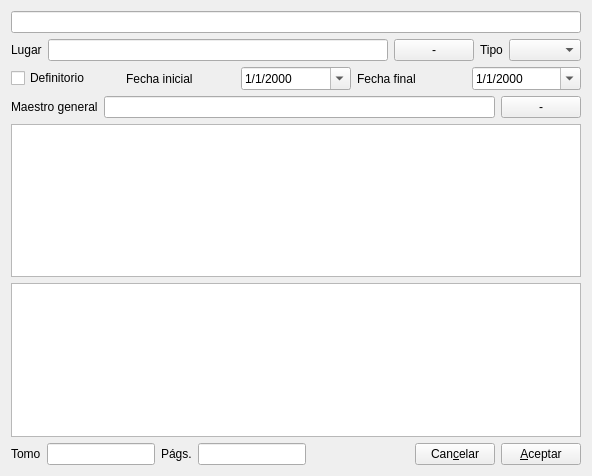
Before: the Qt Designer form gui/dlgnuevocapitulo.ui in rogorido/qtpredicadores, drawn with Qt 5.
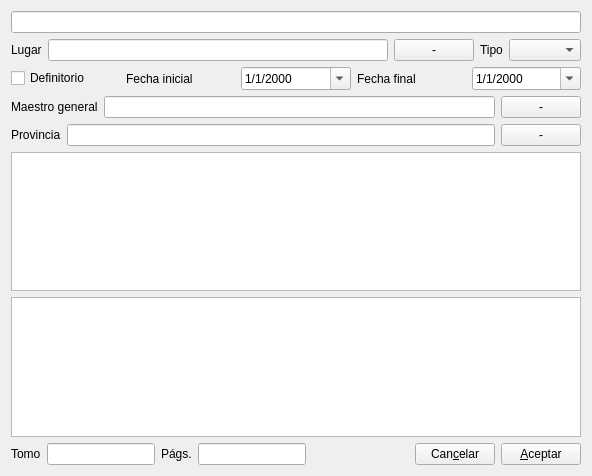
After: the same form once the commit is applied. Custom widgets are drawn as their Qt base class.

Commit message: Añadir provincia en los capítulos

Patch:
```diff
--- a/gui/dlgnuevocapitulo.ui
+++ b/gui/dlgnuevocapitulo.ui
@@ -25,7 +25,7 @@
     </widget>
    </item>
    <item>
-    <layout class="QHBoxLayout" name="horizontalLayout">
+    <layout class="QHBoxLayout" name="horizontalLayout_5">
      <item>
       <widget class="QLabel" name="lblLugar">
        <property name="text">
@@ -124,6 +124,27 @@
      </item>
     </layout>
    </item>
+   <item>
+    <layout class="QHBoxLayout" name="horizontalLayout">
+     <item>
+      <widget class="QLabel" name="label_3">
+       <property name="text">
+        <string>Provincia</string>
+       </property>
+      </widget>
+     </item>
+     <item>
+      <widget class="myQLineEdit" name="txtProvincia"/>
+     </item>
+     <item>
+      <widget class="QPushButton" name="btQuitarProvincia">
+       <property name="text">
+        <string>-</string>
+       </property>
+      </widget>
+     </item>
+    </layout>
+   </item>
    <item>
     <widget class="QTextEdit" name="txtAsistentes">
      <property name="toolTip">
```
Left out of the diff: 3 changed lines with no effect on the pictures. The commit also changes 5 other files.
